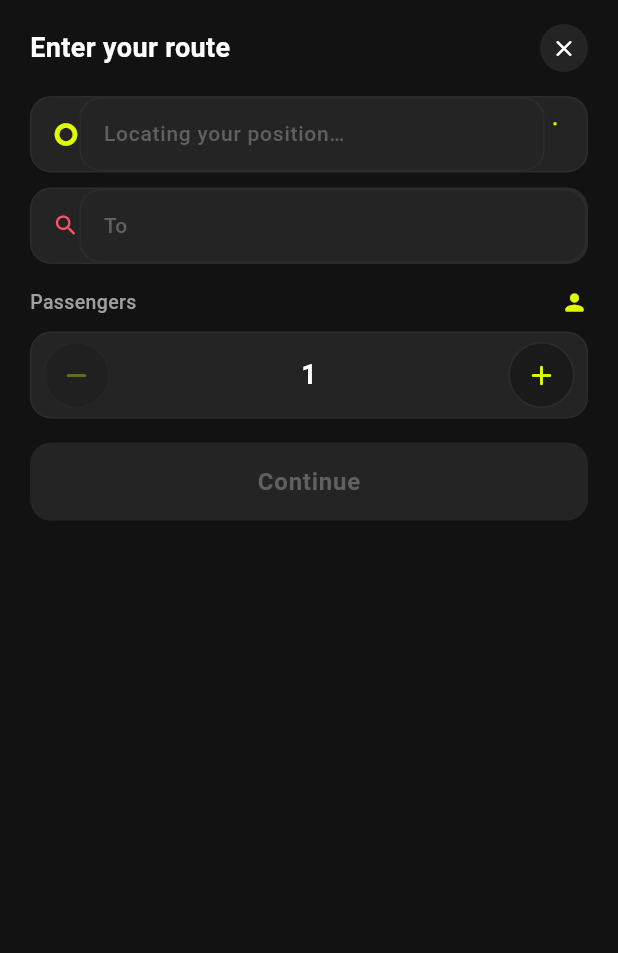
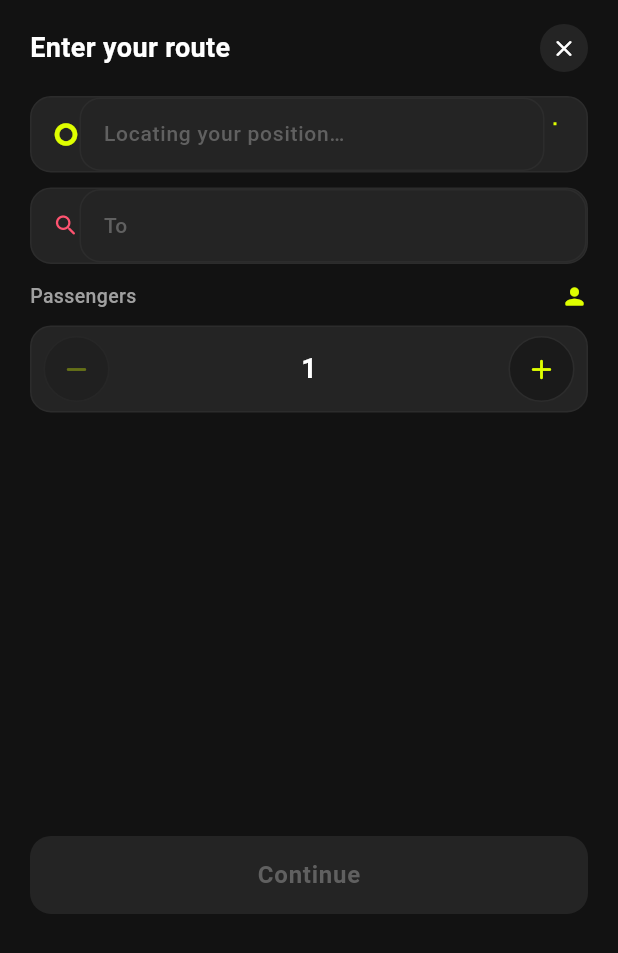
Before and after one commit to yangakandeni/kwella, a Flutter app: the DestinationSelectionScreen screen opened by its route, on a phone screen of 412 x 824 dp. Shown: the top 953 px of the screen. Run offline on Flutter 3.47's test engine with Material 3 defaults, Android fonts, the phone set to English and light mode, and no system bars; our stand-ins replace dio, firebase_core, firebase_messaging, flutter_dotenv, flutter_riverpod, flutter_secure_storage and 4 more; accounts and stored records are empty; Roboto replaces fonts that are missing (Outfit).

Commit message:
feat: maintain fixed height for destination editor panel during suggestion loading and selection

```diff
--- a/kwella-apps/kwella_rider/lib/features/booking/presentation/widgets/destination_editor_panel.dart
+++ b/kwella-apps/kwella_rider/lib/features/booking/presentation/widgets/destination_editor_panel.dart
@@ -40,6 +40,11 @@ class DestinationEditorPanel extends StatefulWidget {
 class _DestinationEditorPanelState extends State<DestinationEditorPanel> {
   static const Duration _debounceDelay = Duration(milliseconds: 300);
 
+  /// Fraction of the screen height the panel occupies once expanded. Fixed
+  /// for the panel's whole lifetime so it never grows/shrinks as suggestions
+  /// come and go — only the reserved area's *contents* change.
+  static const double _panelHeightFraction = 0.72;
+
   late final TextEditingController _fromController;
   late final TextEditingController _toController;
   late final PlacesAutocompleteService _placesService;
@@ -49,6 +54,12 @@ class _DestinationEditorPanelState extends State<DestinationEditorPanel> {
   bool _isLoadingSuggestions = false;
   String _lastSearchedQuery = '';
   Timer? _debounceTimer;
+
+  /// Once the rider starts editing either field, the reserved area below
+  /// switches from the passenger selector to the suggestions zone and stays
+  /// there — even if the field is cleared back to empty — for the rest of
+  /// this panel's lifetime, so clearing text never pops the layout back.
+  bool _hasActivatedSearch = false;
 
   @override
   void initState() {
@@ -77,6 +88,7 @@ class _DestinationEditorPanelState extends State<DestinationEditorPanel> {
     final String trimmed = value.trim();
     if (trimmed.length < 3) {
       setState(() {
+        _hasActivatedSearch = true;
         _activeField = _ActiveField.none;
         _suggestions = const [];
         _isLoadingSuggestions = false;
@@ -86,6 +98,7 @@ class _DestinationEditorPanelState extends State<DestinationEditorPanel> {
     }
 
     setState(() {
+      _hasActivatedSearch = true;
       _activeField = isPickup ? _ActiveField.from : _ActiveField.to;
     });
 
@@ -107,8 +120,9 @@ class _DestinationEditorPanelState extends State<DestinationEditorPanel> {
 
   Future<void> _selectSuggestion(PlaceSuggestion suggestion) async {
     final bool isPickup = _activeField == _ActiveField.from;
-    final TextEditingController fieldController =
-        isPickup ? _fromController : _toController;
+    final TextEditingController fieldController = isPickup
+        ? _fromController
+        : _toController;
 
     fieldController.text = suggestion.description;
     FocusScope.of(context).unfocus();
@@ -126,8 +140,9 @@ class _DestinationEditorPanelState extends State<DestinationEditorPanel> {
     // Resolve the picked pickup point's coordinates so subsequent Places
     // lookups (for either field) can bias toward it.
     widget.controller.updatePickupLocation(suggestion.description);
-    final PlaceLocation? location =
-        await _placesService.getPlaceDetails(suggestion.placeId);
+    final PlaceLocation? location = await _placesService.getPlaceDetails(
+      suggestion.placeId,
+    );
     if (!mounted || location == null) return;
     widget.controller.updatePickupLocation(
       suggestion.description,
@@ -142,9 +157,15 @@ class _DestinationEditorPanelState extends State<DestinationEditorPanel> {
     return '${(distanceMeters / 1000).toStringAsFixed(1)} km';
   }
 
+  // The reserved area below the fields is given a fixed height by the
+  // caller (see `_buildReservedArea`/`build`), so every branch here must
+  // avoid stretching to fill it — `Align` pins small states to the top and
+  // leaves the rest of the space blank instead of centering within it.
   Widget _buildSuggestionsArea() {
     if (_isLoadingSuggestions) {
-      return const Padding(
+      return const Align(
+        alignment: Alignment.topCenter,
+        child: Padding(
           key: Key('suggestions_loading'),
           padding: EdgeInsets.symmetric(vertical: 16),
           child: Row(
@@ -164,12 +185,15 @@ class _DestinationEditorPanelState extends State<DestinationEditorPanel> {
               ),
             ],
           ),
+        ),
       );
     }
 
     if (_suggestions.isEmpty) {
       if (_lastSearchedQuery.isEmpty) return const SizedBox.shrink();
-      return Padding(
+      return Align(
+        alignment: Alignment.topCenter,
+        child: Padding(
           key: const Key('suggestions_empty_state'),
           padding: const EdgeInsets.symmetric(vertical: 16),
           child: Row(
@@ -183,28 +207,31 @@ class _DestinationEditorPanelState extends State<DestinationEditorPanel> {
               Expanded(
                 child: Text(
                   'No matching locations for "$_lastSearchedQuery". Try a different search.',
-                style: const TextStyle(color: Color(0xFF808080), fontSize: 13),
+                  style: const TextStyle(
+                    color: Color(0xFF808080),
+                    fontSize: 13,
+                  ),
                 ),
               ),
             ],
           ),
+        ),
       );
     }
 
-    return ConstrainedBox(
-      constraints: const BoxConstraints(maxHeight: 260),
-      child: ListView.separated(
+    // Fills the reserved area (roughly 5-6 rows tall) and scrolls
+    // internally once there are more results than fit, rather than growing
+    // the panel.
+    return ListView.separated(
       key: const Key('destination_suggestions_list'),
-        shrinkWrap: true,
       itemCount: _suggestions.length,
-        separatorBuilder: (_, _) => const Divider(
-          height: 1,
-          color: Color(0xFF2C2C2C),
-        ),
+      separatorBuilder: (_, _) =>
+          const Divider(height: 1, color: Color(0xFF2C2C2C)),
       itemBuilder: (context, index) {
         final PlaceSuggestion suggestion = _suggestions[index];
-          final String? distanceLabel =
-              _formatDistance(suggestion.distanceMeters);
+        final String? distanceLabel = _formatDistance(
+          suggestion.distanceMeters,
+        );
         return GestureDetector(
           key: Key('suggestion_${suggestion.placeId}'),
           behavior: HitTestBehavior.opaque,
@@ -261,7 +288,6 @@ class _DestinationEditorPanelState extends State<DestinationEditorPanel> {
           ),
         );
       },
-      ),
     );
   }
 
@@ -277,20 +303,21 @@ class _DestinationEditorPanelState extends State<DestinationEditorPanel> {
       _toController.text = state.dropoffLocation;
     }
 
-    final bool canContinue = state.pickupLocation.trim().isNotEmpty &&
+    final bool canContinue =
+        state.pickupLocation.trim().isNotEmpty &&
         state.dropoffLocation.trim().isNotEmpty;
-    final bool showSuggestionsArea = _activeField != _ActiveField.none;
 
-    // NOTE: every branch below keeps the Column's children list the same
-    // length across rebuilds (toggling content via ternaries rather than
-    // inserting/removing items with `if`). The From/To fields are the same
-    // widget type at the same index each time; if the list's *shape* changed
-    // as suggestions appeared/disappeared, Flutter's unkeyed-list
-    // reconciliation could reassign an Element (and its focus/onChanged
-    // closure) to the wrong field.
-    return Column(
+    // Fixed for the panel's lifetime: only the reserved area's contents
+    // (below) change afterwards, so the panel itself never resizes once
+    // opened, regardless of loading/empty/populated suggestion states.
+    final double panelHeight =
+        MediaQuery.of(context).size.height * _panelHeightFraction;
+
+    return SizedBox(
+      height: panelHeight,
+      child: Column(
         crossAxisAlignment: CrossAxisAlignment.stretch,
-      mainAxisSize: MainAxisSize.min,
+        mainAxisSize: MainAxisSize.max,
         children: [
           Row(
             mainAxisAlignment: MainAxisAlignment.spaceBetween,
@@ -331,11 +358,9 @@ class _DestinationEditorPanelState extends State<DestinationEditorPanel> {
             onChanged: (value) => _onFieldChanged(value, isPickup: true),
             prefixIcon: Icons.trip_origin_rounded,
             dotColor: const Color(0xFFDFFF00),
-          isLoading: state.pickupLocationStatus == PickupLocationStatus.loading,
+            isLoading:
+                state.pickupLocationStatus == PickupLocationStatus.loading,
           ),
-        _activeField == _ActiveField.from
-            ? _buildSuggestionsArea()
-            : const SizedBox.shrink(),
           const SizedBox(height: 10),
           LocationInputField(
             label: 'To',
@@ -345,13 +370,48 @@ class _DestinationEditorPanelState extends State<DestinationEditorPanel> {
             prefixIcon: Icons.search_rounded,
             dotColor: const Color(0xFFFF5370),
           ),
-        _activeField == _ActiveField.to
-            ? _buildSuggestionsArea()
-            : const SizedBox.shrink(),
+          const SizedBox(height: 12),
+          // Reserved area: comfortably fits ~5-6 suggestion rows. Its
+          // *contents* swap between the passenger selector and the
+          // suggestions zone, but this slot's height never does.
+          Expanded(child: _buildReservedArea(state, controller)),
           const SizedBox(height: 16),
-        showSuggestionsArea
-            ? const SizedBox.shrink()
-            : Column(
+          SizedBox(
+            height: 52,
+            child: ElevatedButton(
+              key: const Key('continue_button'),
+              style: ElevatedButton.styleFrom(
+                backgroundColor: const Color(0xFFDFFF00),
+                foregroundColor: const Color(0xFF1A1A00),
+                disabledBackgroundColor: const Color(0xFF242424),
+                disabledForegroundColor: const Color(0xFF606060),
+                shape: RoundedRectangleBorder(
+                  borderRadius: BorderRadius.circular(14),
+                ),
+                elevation: 0,
+              ),
+              onPressed: canContinue
+                  ? () => Navigator.pushNamed(context, '/rider/fare-offer')
+                  : null,
+              child: const Text(
+                'Continue',
+                style: TextStyle(fontSize: 16, fontWeight: FontWeight.w700),
+              ),
+            ),
+          ),
+        ],
+      ),
+    );
+  }
+
+  Widget _buildReservedArea(
+    RiderTripState state,
+    KwellaRiderController controller,
+  ) {
+    if (!_hasActivatedSearch) {
+      return Align(
+        alignment: Alignment.topCenter,
+        child: Column(
           mainAxisSize: MainAxisSize.min,
           crossAxisAlignment: CrossAxisAlignment.stretch,
           children: [
@@ -378,36 +438,11 @@ class _DestinationEditorPanelState extends State<DestinationEditorPanel> {
               count: state.passengerCount,
               onChanged: controller.setPassengerCount,
             ),
-                  const SizedBox(height: 16),
           ],
         ),
-        SizedBox(
-          height: 52,
-          child: ElevatedButton(
-            key: const Key('continue_button'),
-            style: ElevatedButton.styleFrom(
-              backgroundColor: const Color(0xFFDFFF00),
-              foregroundColor: const Color(0xFF1A1A00),
-              disabledBackgroundColor: const Color(0xFF242424),
-              disabledForegroundColor: const Color(0xFF606060),
-              shape: RoundedRectangleBorder(
-                borderRadius: BorderRadius.circular(14),
-              ),
-              elevation: 0,
-            ),
-            onPressed: canContinue
-                ? () => Navigator.pushNamed(context, '/rider/fare-offer')
-                : null,
-            child: const Text(
-              'Continue',
-              style: TextStyle(
-                fontSize: 16,
-                fontWeight: FontWeight.w700,
-              ),
-            ),
-          ),
-        ),
-      ],
       );
     }
+
+    return _buildSuggestionsArea();
   }
+}
```
Also changed, not shown: 2 other files. Lines whose indentation alone changed are shown as unchanged.
